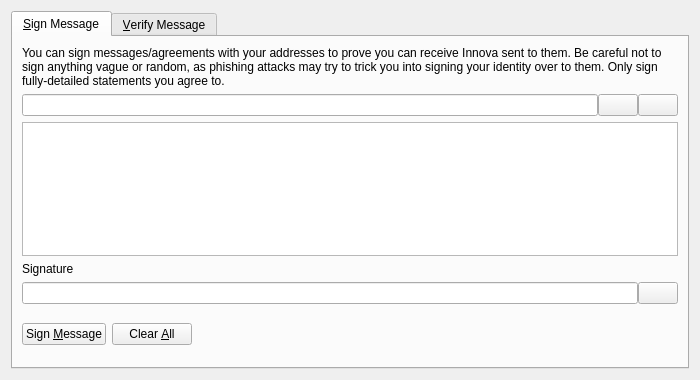
This is src/qt/forms/signverifymessagedialog.ui in vladlenomg/potatocoin as Qt 5 draws it before an edit. The edited form follows.
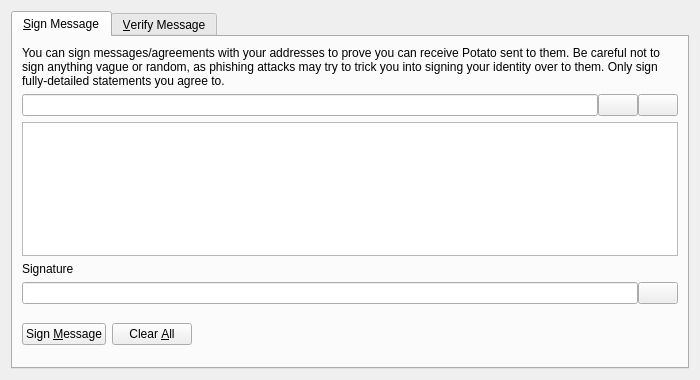
This is the edited form. Custom widgets are drawn as their Qt base class.

Commit message: rename innova to potatocoin

What changed in the file:
```diff
--- a/src/qt/forms/signverifymessagedialog.ui
+++ b/src/qt/forms/signverifymessagedialog.ui
@@ -30,7 +30,7 @@
        <item>
         <widget class="QLabel" name="infoLabel_SM">
          <property name="text">
-          <string>You can sign messages/agreements with your addresses to prove you can receive Innova sent to them. Be careful not to sign anything vague or random, as phishing attacks may try to trick you into signing your identity over to them. Only sign fully-detailed statements you agree to.</string>
+          <string>You can sign messages/agreements with your addresses to prove you can receive Potato sent to them. Be careful not to sign anything vague or random, as phishing attacks may try to trick you into signing your identity over to them. Only sign fully-detailed statements you agree to.</string>
          </property>
          <property name="textFormat">
           <enum>Qt::PlainText</enum>
```
Left out of the diff: 10 changed lines with no effect on the pictures. The commit also changes 467 other files.
